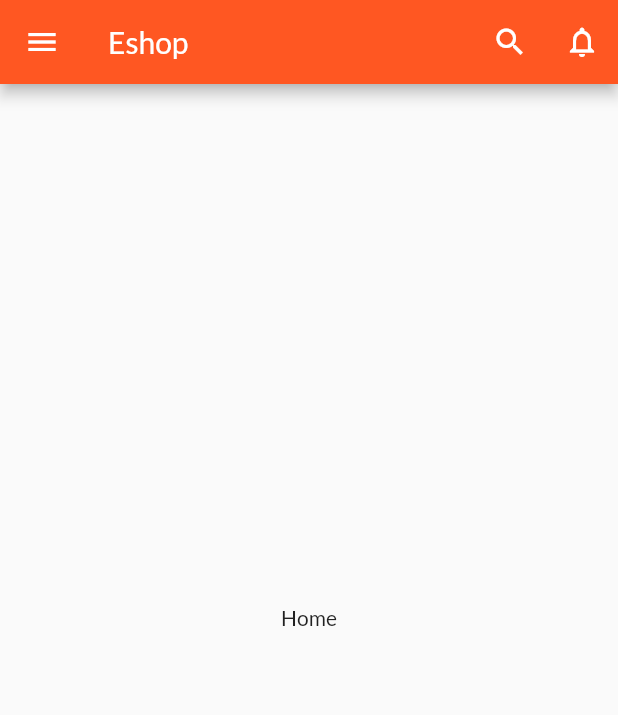
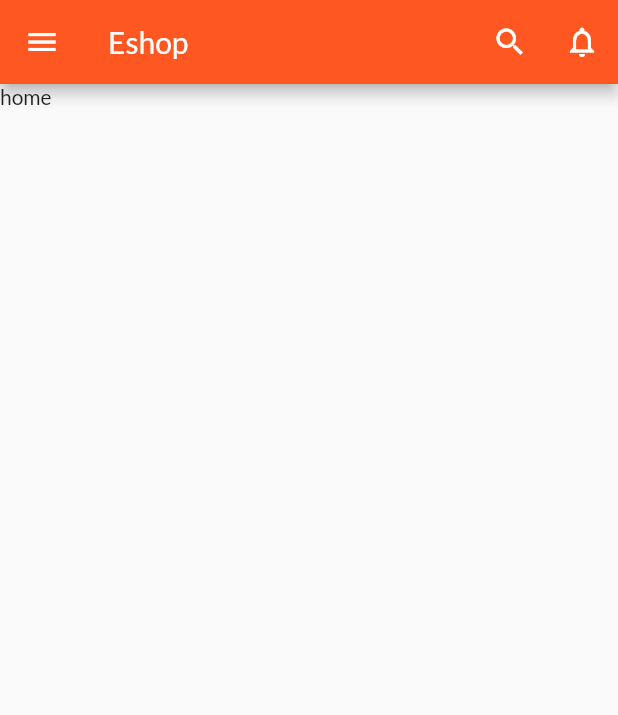
Before and after one commit to therakib7/eshop-flutter, a Flutter app: the screen it shows after launch, on a phone screen of 412 x 824 dp. Shown: the top 715 px of the screen. Run offline on Flutter 3.47's test engine with Material 2 defaults, Android fonts, the phone set to English and light mode, and no system bars.

```diff
--- a/lib/screens/pages/home.dart
+++ b/lib/screens/pages/home.dart
@@ -60,8 +60,10 @@ class _HomePageState extends State<HomePage> {
       drawer: Drawer(
         child: MainDrawer()
       ),
-      body: Center(
-        child: Text('Home'),
+      body: ListView(
+        children: <Widget>[
+          Text("home")
+        ],
       ),
       bottomNavigationBar: BottomNavigationBar(
         type: BottomNavigationBarType.fixed,
```
Also changed, not shown: pubspec.yaml (+10 -27 lines), assets/fonts/dubai/Dubai-Bold.ttf (deleted), assets/fonts/dubai/Dubai-Light.ttf (deleted), assets/fonts/dubai/Dubai-Medium.ttf (deleted), assets/fonts/dubai/Dubai-Regular.ttf (deleted), lib/main.dart (line endings or trailing spaces), pubspec.lock.
